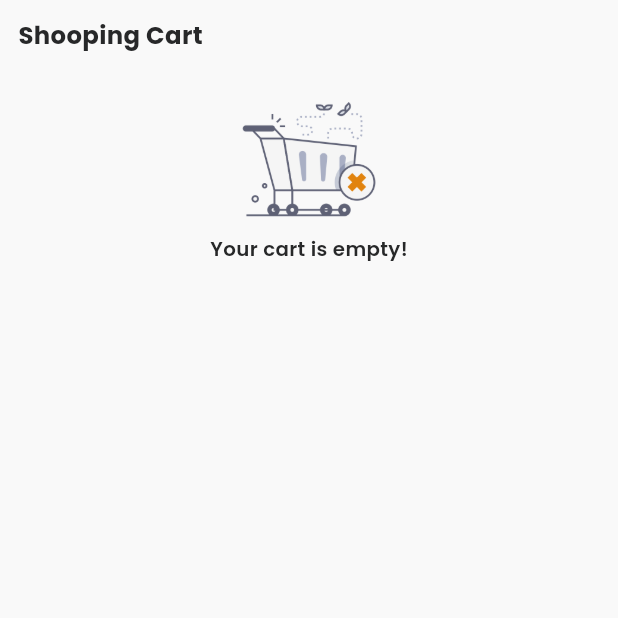
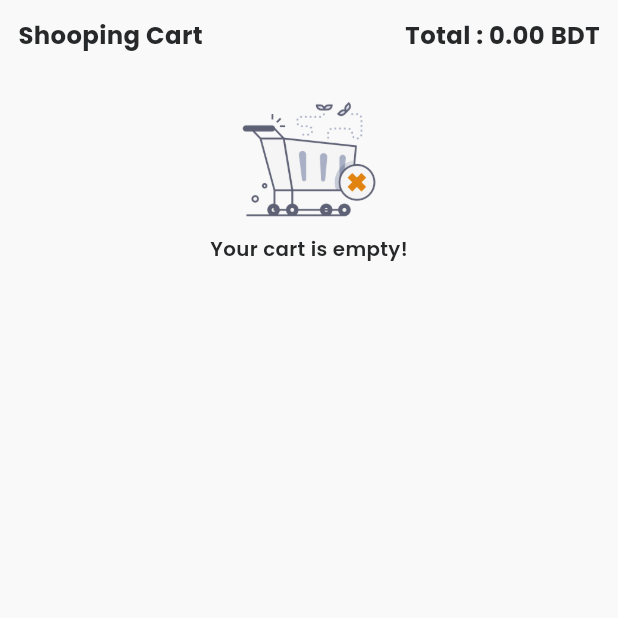
Before and after one commit to rabzkhan/tr-store, a Flutter app: the CartView screen opened by its route, on a phone screen of 412 x 824 dp, the top half of it. Run offline on Flutter 3.47's test engine with Material 3 defaults, Android fonts, the phone set to English and light mode, and no system bars; our stand-ins replace cached_network_image, connectivity_plus, dio, flutter_screenutil, fluttertoast, get and 4 more; accounts and stored records are empty; network calls fail.

Commit message:
finish touches

```diff
--- a/lib/app/modules/cart/cart_view.dart
+++ b/lib/app/modules/cart/cart_view.dart
@@ -20,9 +20,25 @@ class CartView extends GetView<CartController> {
         child: Column(
           crossAxisAlignment: CrossAxisAlignment.start,
           children: [
-            Text(
-              "Shooping Cart",
-              style: bold.copyWith(fontSize: 16.sp),
+            InkWell(
+              onTap: () {
+                controller.calculateTotal();
+              },
+              child: Row(
+                mainAxisAlignment: MainAxisAlignment.spaceBetween,
+                children: [
+                  Text(
+                    "Shooping Cart",
+                    style: bold.copyWith(fontSize: 16.sp),
+                  ),
+                  Obx(
+                    () => Text(
+                      "Total : ${controller.totalPrice.toStringAsFixed(2)} BDT",
+                      style: bold.copyWith(fontSize: 16.sp),
+                    ),
+                  ),
+                ],
+              ),
             ),
             20.verticalSpace,
             Obx(() {
@@ -129,7 +145,8 @@ class CartView extends GetView<CartController> {
                                                 Get.find<CartController>().updateCart(cartItem);
                                               },
                                               icon: const Icon(Icons.remove_circle)),
-                                          Text(controller.cartItems[index].quantity.toString(), style: bold),
+                                          Text(controller.cartItems[index].quantity.toString(),
+                                              style: bold.copyWith(color: AppColors.black)),
                                           IconButton(
                                               onPressed: () {
                                                 int currentQuantiy = controller.cartItems[index].quantity!;
--- a/lib/app/modules/cart/controllers/cart_controller.dart
+++ b/lib/app/modules/cart/controllers/cart_controller.dart
@@ -1,4 +1,5 @@
 import 'package:get/get.dart';
+import 'package:logger/logger.dart';
 import '../../../database/database_repo.dart';
 import '../models/cart_model.dart';
 
@@ -6,11 +7,13 @@ class CartController extends GetxController {
   RxList<CartModel> cartItems = <CartModel>[].obs;
 
   RxInt currentQuantiy = 1.obs;
+  RxInt totalPrice = 1.obs;
 
   void getCartItems() async {
     await DatabaseRepository.instance.getCartList().then((value) {
       cartItems.value = value;
     });
+    calculateTotal();
   }
 
   void addToCart(CartModel cartItem) async {
@@ -24,4 +27,12 @@ class CartController extends GetxController {
   void updateCart(CartModel cartItem) async {
     await DatabaseRepository.instance.update(cartItem);
   }
+
+  void calculateTotal() {
+    int total = 0;
+    for (CartModel item in cartItems) {
+      total += item.quantity! * item.price!;
+    }
+    totalPrice.value = total;
+  }
 }
--- a/lib/app/modules/home/views/home_view.dart
+++ b/lib/app/modules/home/views/home_view.dart
@@ -33,7 +33,7 @@ class HomeView extends GetView<HomeController> {
                 ),
                 Text(
                   "No available products!",
-                  style: semiBold,
+                  style: semiBold.copyWith(color: AppColors.black),
                 ),
               ],
             ),
```
